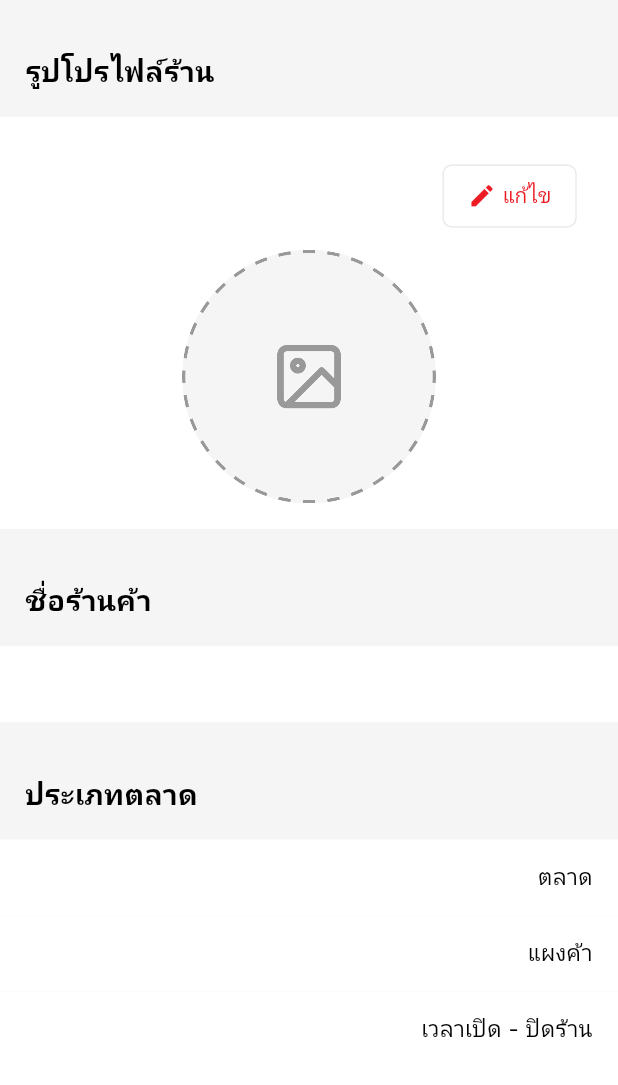
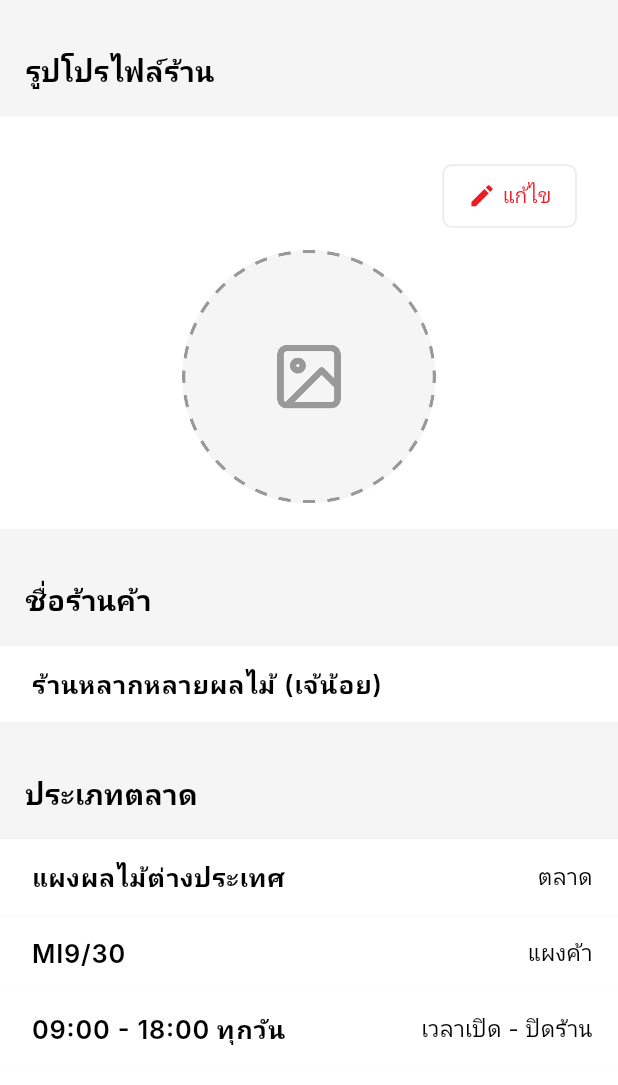
Before and after one commit to cipherstudio/simummuang-marketplace-app-seller, a Flutter app: the SellerSettingPage screen opened by its route, on a phone screen of 412 x 824 dp, the part 151-1236 px from its top. Run offline on Flutter 3.47's test engine with Material 3 defaults, Android fonts, the phone set to English and light mode, and no system bars; our stand-ins replace bloc_concurrency, dio, email_validator, flutter_bloc, flutter_otp_text_field, flutter_svg and 8 more; generated files the repository leaves out were written again; Roboto replaces fonts that are missing (Inter).

Commit message:
mock seller setting store info.

```diff
--- a/lib/features/seller_setting/view/component/seller_setting_store_info.dart
+++ b/lib/features/seller_setting/view/component/seller_setting_store_info.dart
@@ -52,6 +52,8 @@ class _SellerSettingStoreInfoState extends State<SellerSettingStoreInfo> {
             height: 16,
           ),
           SMMTextFormField.settingNormal(
+            controller:
+                TextEditingController(text: 'ร้านหลากหลายผลไม้ (เจ้น้อย)'),
             isEnable: true,
           ),
           const SizedBox(
@@ -68,19 +70,23 @@ class _SellerSettingStoreInfoState extends State<SellerSettingStoreInfo> {
             height: 16,
           ),
           SMMTextFormField.settingNormal(
+            controller: TextEditingController(text: 'แผงผลไม้ต่างประเทศ'),
             isEnable: true,
             suffixText: Trans.current.seller_setting_store_label_suffix_text,
           ),
           SMMTextFormField.settingNormal(
+            controller: TextEditingController(text: 'MI9/30'),
             isEnable: true,
             suffixText: Trans.current.seller_setting_store_zone_suffix_text,
           ),
           SMMTextFormField.settingNormal(
+            controller: TextEditingController(text: '09:00 - 18:00 ทุกวัน'),
             isEnable: true,
             suffixText:
                 Trans.current.seller_setting_store_opening_hours_suffix_text,
           ),
           SMMTextFormField.settingNormal(
+            controller: TextEditingController(text: '0828991906'),
             isEnable: true,
             suffixText: Trans.current.seller_setting_store_tel_num_suffix_text,
           ),
@@ -98,18 +104,24 @@ class _SellerSettingStoreInfoState extends State<SellerSettingStoreInfo> {
             height: 16,
           ),
           SMMTextFormField.settingNormal(
+            controller: TextEditingController(text: 'นางกนกวรรณ สุววณหงษ์'),
             isEnable: true,
             suffixText: Trans.current.seller_setting_seller_name_suffix_text,
           ),
           SMMTextFormField.settingNormal(
+            controller: TextEditingController(text: '0899999999'),
             isEnable: true,
             suffixText: Trans.current.seller_setting_seller_tel_num_suffix_text,
           ),
           SMMTextFormField.settingNormal(
+            controller: TextEditingController(text: 'kanokwan@gmail.com'),
             isEnable: true,
             suffixText: Trans.current.seller_setting_seller_email_suffix_text,
           ),
           SMMTextFormField.settingMultipleLines(
+            controller: TextEditingController(
+                text:
+                    '168/51 หมู่บ้านเอทาวน์ อมตะ หมู่ 1 ถนนคลองตำหรุ1/3 ตำบลคลองตำหรุ อำเภอเมืองชลบุรี จังหวัดชลบุรี 20000'),
             isEnable: true,
             suffixText: Trans.current.seller_setting_seller_suffix_text,
           ),
```
